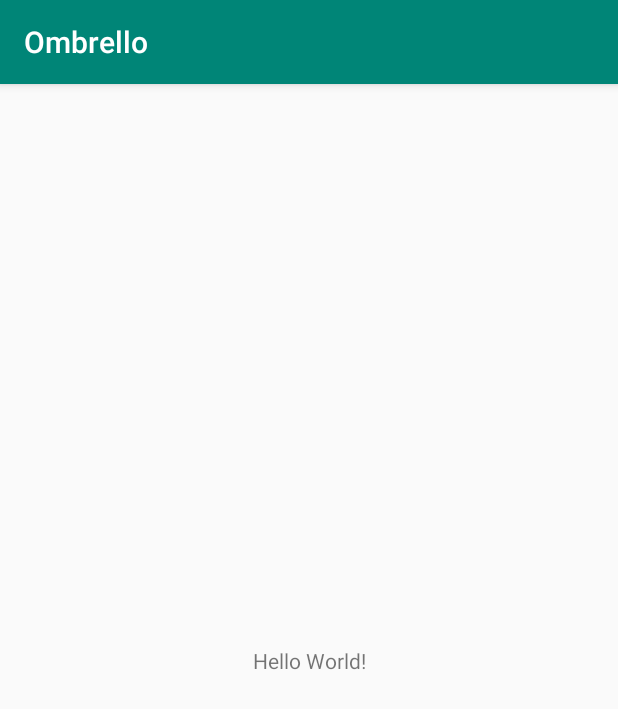
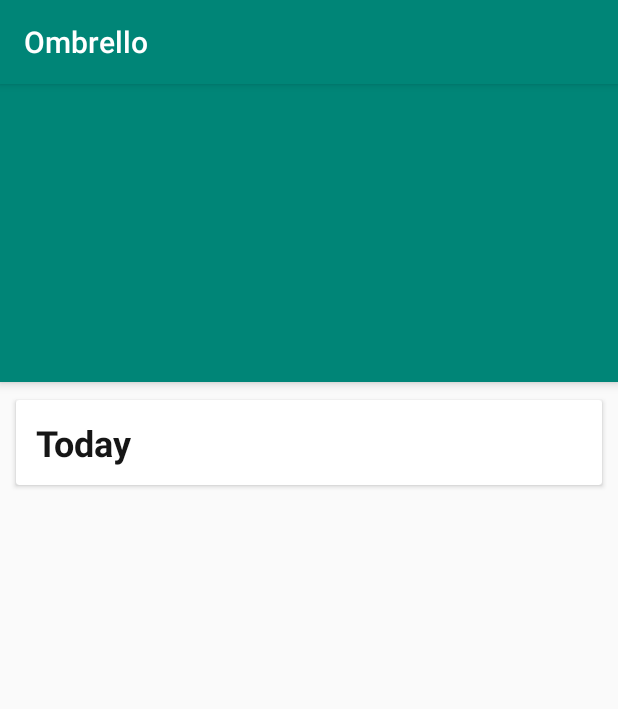
Before and after one commit to Kennygunderman/Ombrello, an Android app: the screen it shows after launch (MainActivity), on a phone screen of 412 x 824 dp. Shown: the top 709 px of the screen. Run offline under Robolectric (Android 15) with nearby library versions, the phone set to English and light mode, and no system bars; our stand-ins replace data binding; 6 statements that could not run were skipped.

Commit message:
Add Main Nav Graph

```diff
--- a/app/src/main/res/layout/activity_main.xml
+++ b/app/src/main/res/layout/activity_main.xml
@@ -6,13 +6,18 @@
     android:layout_height="match_parent"
     tools:context=".MainActivity">
 
-    <TextView
-        android:layout_width="wrap_content"
-        android:layout_height="wrap_content"
-        android:text="Hello World!"
+    <fragment
+        android:id="@+id/nav_host_fragment"
+        android:name="androidx.navigation.fragment.NavHostFragment"
+        android:layout_width="0dp"
+        android:layout_height="0dp"
+        app:defaultNavHost="true"
         app:layout_constraintBottom_toBottomOf="parent"
+        app:layout_constraintHorizontal_bias="1.0"
         app:layout_constraintLeft_toLeftOf="parent"
         app:layout_constraintRight_toRightOf="parent"
-        app:layout_constraintTop_toTopOf="parent" />
+        app:layout_constraintTop_toTopOf="parent"
+        app:layout_constraintVertical_bias="1.0"
+        app:navGraph="@navigation/main_nav_graph" />
 
 </androidx.constraintlayout.widget.ConstraintLayout>
--- /dev/null
+++ b/app/src/main/res/navigation/main_nav_graph.xml
@@ -0,0 +1,10 @@
+<?xml version="1.0" encoding="utf-8"?>
+<navigation xmlns:android="http://schemas.android.com/apk/res/android"
+    xmlns:app="http://schemas.android.com/apk/res-auto" android:id="@+id/main_nav_graph"
+    app:startDestination="@id/forecastFragment">
+    <fragment
+        android:id="@+id/forecastFragment"
+        android:name="com.kennygunderman.ombrello.ui.forecast.ForecastFragment"
+        android:label="ForecastFragment" >
+    </fragment>
+</navigation>
```
Also changed, not shown: app/src/main/java/com/kennygunderman/ombrello/ui/forecast/ForecastFragment.kt (line endings or trailing spaces).
